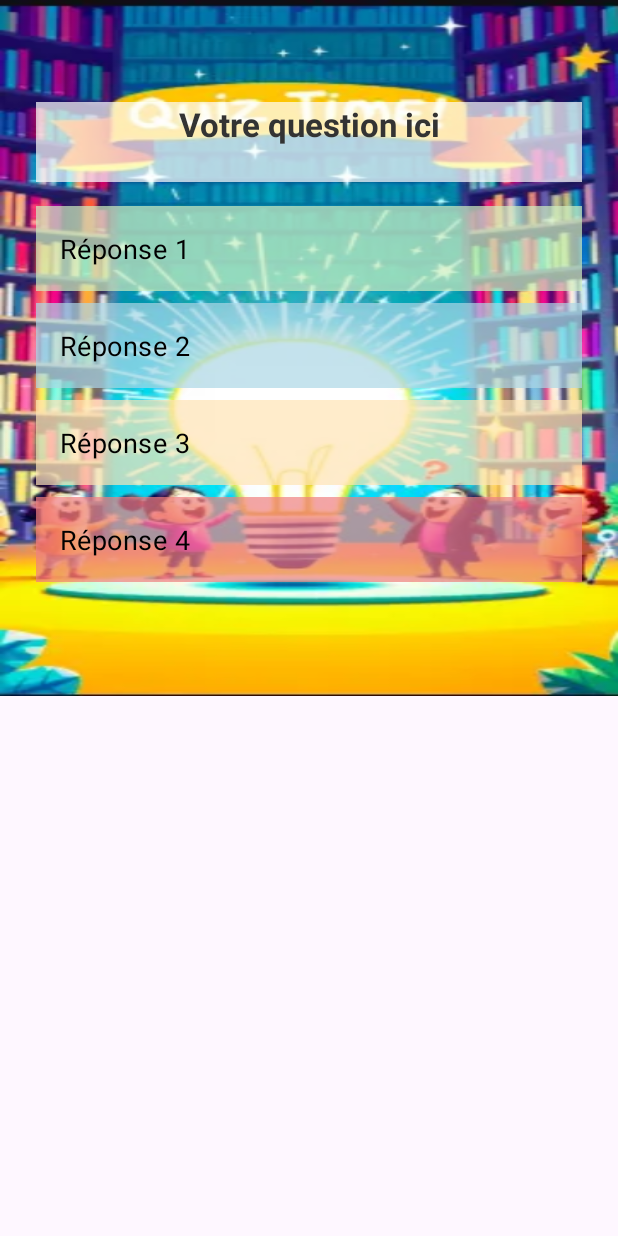
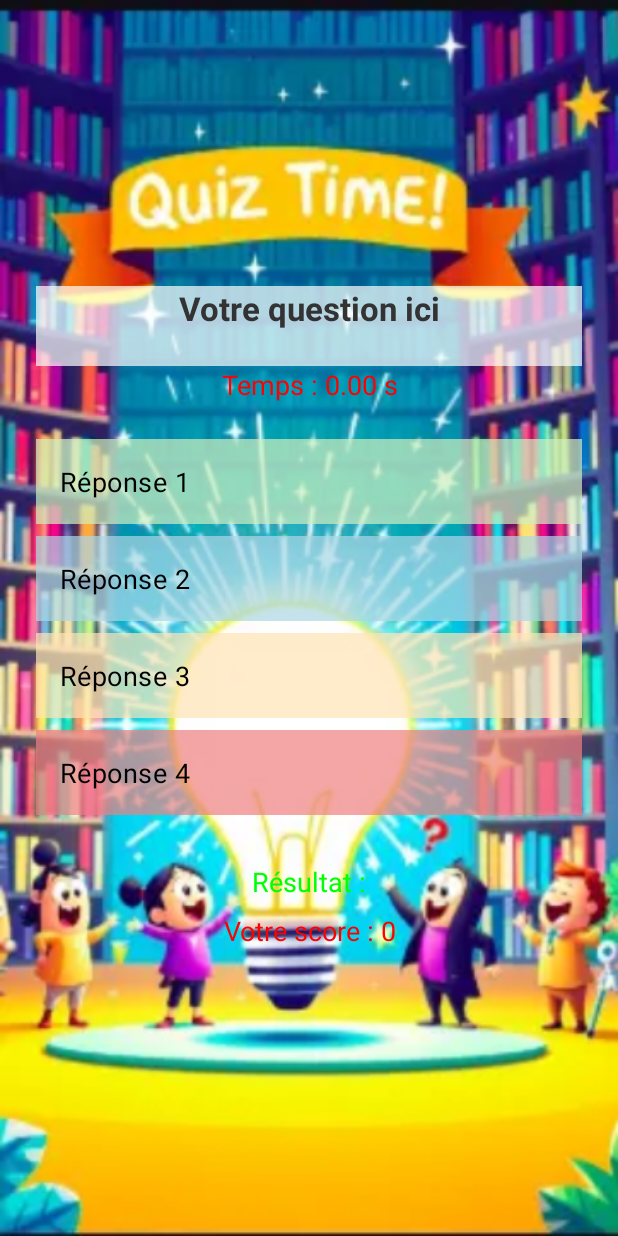
Before and after one commit to Leroideslicornes/Projet_android, an Android app: the layout fragment_question.xml on its own in the app's theme, with its tools: preview values and no code run, on a phone screen of 412 x 824 dp. Run offline under Robolectric (Android 15) with nearby library versions, the phone set to English and light mode, and no system bars.

Commit message:
debut point

```diff
--- a/app/src/main/res/layout/fragment_question.xml
+++ b/app/src/main/res/layout/fragment_question.xml
@@ -1,7 +1,7 @@
 <?xml version="1.0" encoding="utf-8"?>
 <LinearLayout xmlns:android="http://schemas.android.com/apk/res/android"
               android:layout_width="match_parent"
-              android:layout_height="wrap_content"
+              android:layout_height="match_parent"
               android:orientation="vertical"
               android:padding="24dp"
               android:background="@drawable/fond_accueil"
@@ -19,12 +19,23 @@
             android:gravity="center"
             android:background="#B3FFFFFF" />
 
+    <!-- Chronomètre -->
+    <TextView
+            android:id="@+id/timerText"
+            android:layout_width="wrap_content"
+            android:layout_height="wrap_content"
+            android:text="Temps : 0.00 s"
+            android:textSize="18sp"
+            android:textColor="#FF0000"
+            android:layout_marginBottom="16dp"
+            android:gravity="center"/>
+
     <RadioGroup
             android:id="@+id/radio_group"
             android:layout_width="match_parent"
             android:layout_height="wrap_content"
             android:orientation="vertical"
-            android:layout_marginTop="16dp">
+            android:layout_marginTop="8dp">
 
         <RadioButton
                 android:id="@+id/answer1"
@@ -75,4 +86,25 @@
                 android:layout_marginBottom="8dp" />
 
     </RadioGroup>
+
+    <!-- Résultat et points -->
+    <TextView
+            android:id="@+id/resultMessage"
+            android:layout_width="match_parent"
+            android:layout_height="wrap_content"
+            android:text="Résultat :"
+            android:textSize="18sp"
+            android:textColor="#00FF00"
+            android:layout_marginTop="24dp"
+            android:gravity="center"/>
+
+    <TextView
+            android:id="@+id/scoreMessage"
+            android:layout_width="match_parent"
+            android:layout_height="wrap_content"
+            android:text="Votre score : 0"
+            android:textSize="18sp"
+            android:textColor="#FF0000"
+            android:layout_marginTop="8dp"
+            android:gravity="center"/>
 </LinearLayout>
```
Also changed, not shown: app/src/main/java/com/example/myapplication/Fragment_Question.java (+57 -15 lines).
